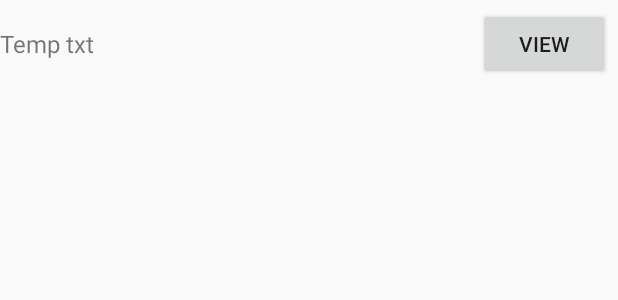
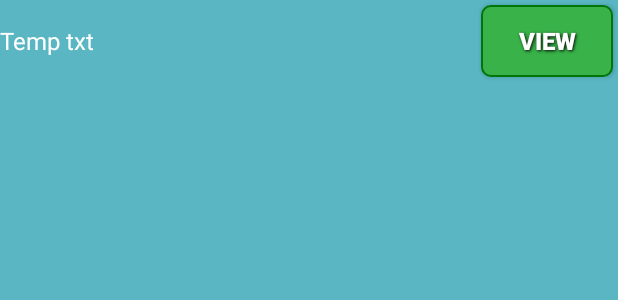
Before and after one commit to RecyclopsTeam/Recyclops, an Android app: the layout product_item.xml on its own in the app's theme, with its tools: preview values and no code run, on a phone screen of 412 x 824 dp. Shown: the top 300 px of the screen. Run offline under Robolectric (Android 15) with nearby library versions, the light colour scheme and no system bars.

Commit message:
Scan error and reference pages now have the new app style

```diff
--- a/T4T/app/src/main/res/layout/fragment_reference.xml
+++ b/T4T/app/src/main/res/layout/fragment_reference.xml
@@ -5,7 +5,8 @@
     android:paddingTop="@dimen/activity_vertical_margin"
     android:paddingBottom="@dimen/activity_vertical_margin"
     tools:context="com.example.djdonahu.t4t.ReferenceActivity$PlaceholderFragment"
-    android:id="@+id/reference_fragment">
+    android:id="@+id/reference_fragment"
+    android:background="#ff86e3f0">
 
     <ListView
         android:layout_width="wrap_content"
--- a/T4T/app/src/main/res/layout/product_item.xml
+++ b/T4T/app/src/main/res/layout/product_item.xml
@@ -1,7 +1,8 @@
 <?xml version="1.0" encoding="utf-8"?>
 <RelativeLayout xmlns:android="http://schemas.android.com/apk/res/android"
     android:layout_width="match_parent" android:layout_height="match_parent"
-    android:id="@+id/product_item_layout">
+    android:id="@+id/product_item_layout"
+    android:background="#ff59b6c2">
     <TextView
         android:id="@+id/product_name"
         android:layout_width="wrap_content"
@@ -13,14 +14,19 @@
         android:layout_alignParentStart="true"
         android:text="Temp txt"
         android:layout_alignTop="@+id/product_button"
+        android:layout_alignRight="@+id/product_button"
         android:layout_alignParentBottom="false"
-        android:gravity="center_vertical" />
+        android:gravity="center_vertical"
+        style="@style/info_text"/>
 
     <Button
         android:layout_width="wrap_content"
         android:layout_height="wrap_content"
         android:text="View"
         android:id="@+id/product_button"
+        android:background="@drawable/red_button"
+        style="@style/button_text"
+        android:textSize="16dp"
         android:layout_marginTop="5dp"
         android:layout_alignParentTop="true"
         android:layout_alignParentRight="true"
```
Also changed, not shown: T4T/app/src/main/res/layout/scan_error.xml (+6 -2 lines).
